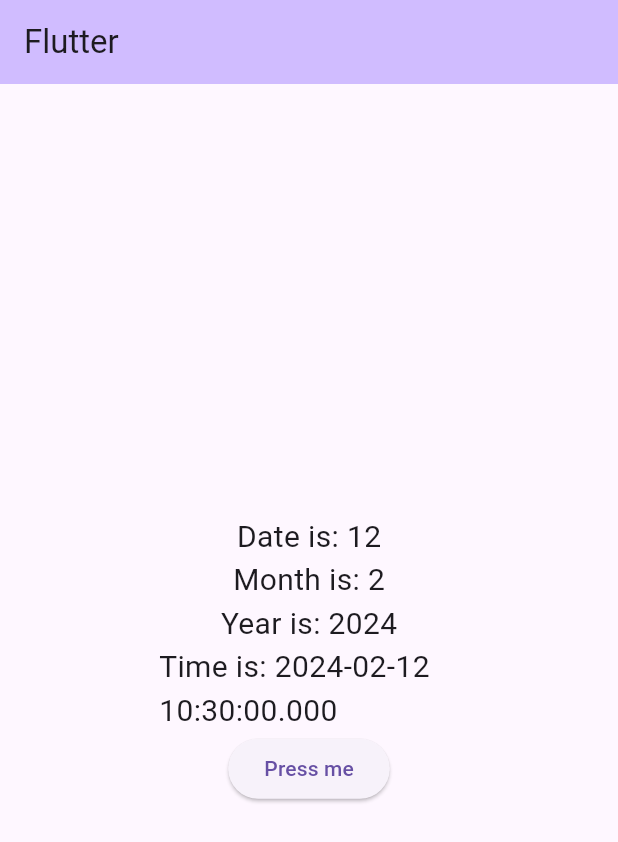
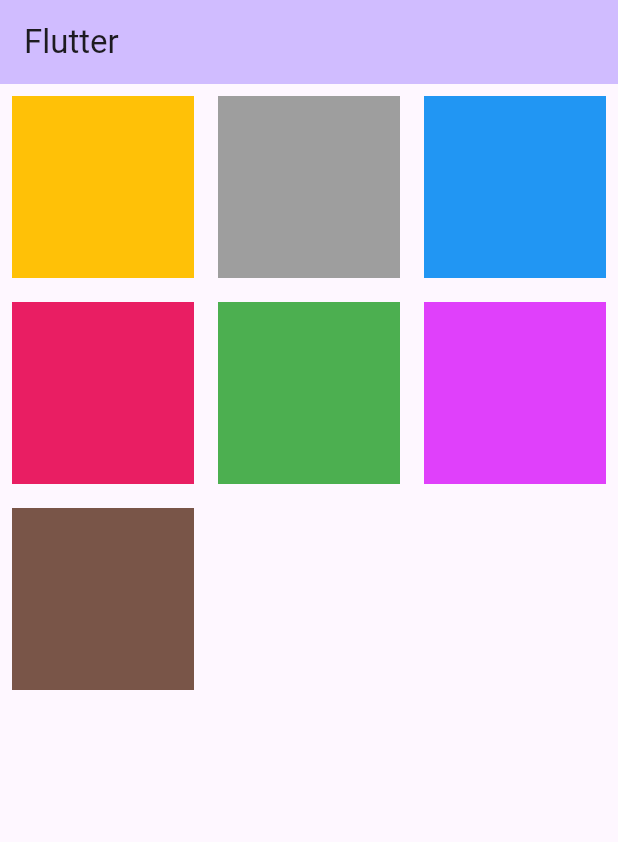
Before and after one commit to AsmaGhafoor/Flutter-Learning, a Flutter app: the screen it shows after launch, on a phone screen of 412 x 824 dp. Shown: the top 842 px of the screen. Run offline on Flutter 3.47's test engine with Material 3 defaults, Android fonts, the phone set to English and light mode, and no system bars.

Commit message:
GridView in flutter

```diff
--- a/lib/main.dart
+++ b/lib/main.dart
@@ -1,4 +1,6 @@
 import 'package:flutter/material.dart';
+// ignore: unused_import
+import 'package:intl/intl.dart';
 
 void main() {
   runApp(const MyApp());
@@ -12,14 +14,25 @@ class MyApp extends StatelessWidget {
       title: 'FlutterApp',
       debugShowCheckedModeBanner: false,
       theme: ThemeData(primarySwatch: Colors.cyan),
-      home: const DashboardScreen(),
+      home: DashboardScreen(),
     );
   }
 }
 
 
+// ignore: must_be_immutable
 class DashboardScreen extends StatelessWidget {
-const DashboardScreen({super.key});
+  var arrColors=[
+    Colors.amber,
+    Colors.grey,
+    Colors.blue,
+    Colors.pink,
+    Colors.green,
+    Colors.purpleAccent,
+    Colors.brown,
+  ];
+
+  DashboardScreen({super.key});
     @override
     Widget build(BuildContext context) {
       // ignore: unused_local_variable
@@ -31,28 +44,38 @@ const DashboardScreen({super.key});
           title: const Text('Flutter'),
         ),
 
-      body: Center(
-        child: SizedBox(
-          height: 200,
-          width: 200,
-          child: Column(
-            mainAxisAlignment: MainAxisAlignment.center,
-            children: [
-              Text('Date is: ${time.day}',style: const TextStyle(fontSize: 20),),
-              Text('Month is: ${time.month}',style: const TextStyle(fontSize: 20),),
-              Text('Year is: ${time.year}',style: const TextStyle(fontSize: 20),),
-              Text('Time is: $time',style: const TextStyle(fontSize: 20),),
-              ElevatedButton(
-              onPressed: () {
-                // setState((){
-
-                // });
-              },
-          child: const Text('Press me'), // Add child widget to display text on the button
+        body: GridView.count(
+          crossAxisCount: 3,
+          children:[
+            Padding(
+              padding: const EdgeInsets.all(8.0),
+              child: Container(color: arrColors[0],),
             ),
-            ],
+            Padding(
+              padding: const EdgeInsets.all(8.0),
+              child: Container(color: arrColors[1],),
             ),
+            Padding(
+              padding: const EdgeInsets.all(8.0),
+              child: Container(color: arrColors[2],),
             ),
+            Padding(
+              padding: const EdgeInsets.all(8.0),
+              child: Container(color: arrColors[3],),
+            ),
+            Padding(
+              padding: const EdgeInsets.all(8.0),
+              child: Container(color: arrColors[4],),
+            ),
+            Padding(
+              padding: const EdgeInsets.all(8.0),
+              child: Container(color: arrColors[5],),
+            ),
+            Padding(
+              padding: const EdgeInsets.all(8.0),
+              child: Container(color: arrColors[6],),
+            ),
+          ]
         )
       );
     }
--- a/pubspec.yaml
+++ b/pubspec.yaml
@@ -35,6 +35,7 @@ dependencies:
   # The following adds the Cupertino Icons font to your application.
   # Use with the CupertinoIcons class for iOS style icons.
   cupertino_icons: ^1.0.2
+  intl: ^0.19.0
 
 dev_dependencies:
   flutter_test:
```
Also changed, not shown: pubspec.lock. Lines whose indentation alone changed are shown as unchanged.
